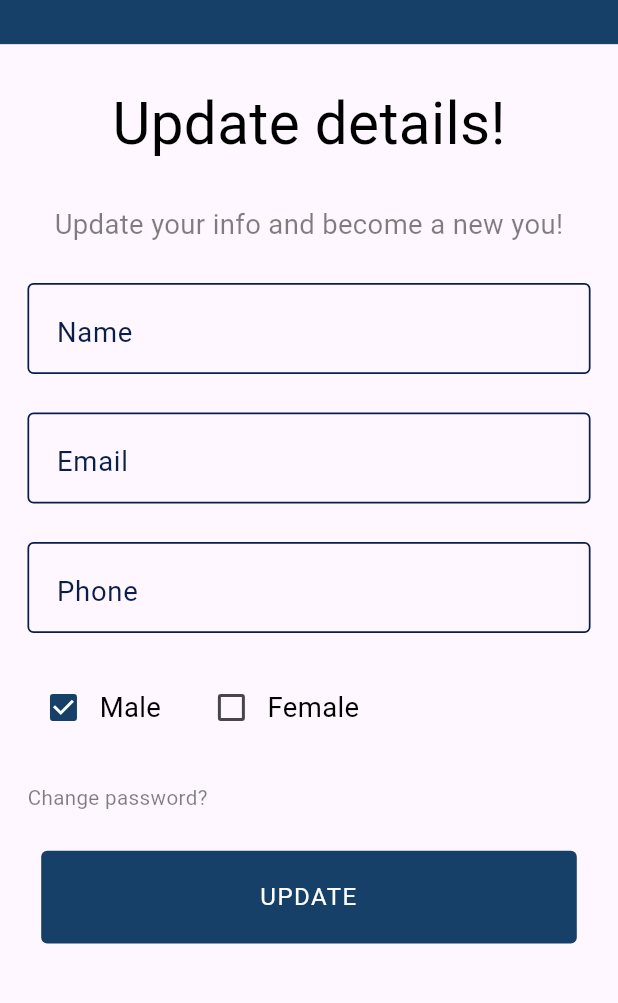
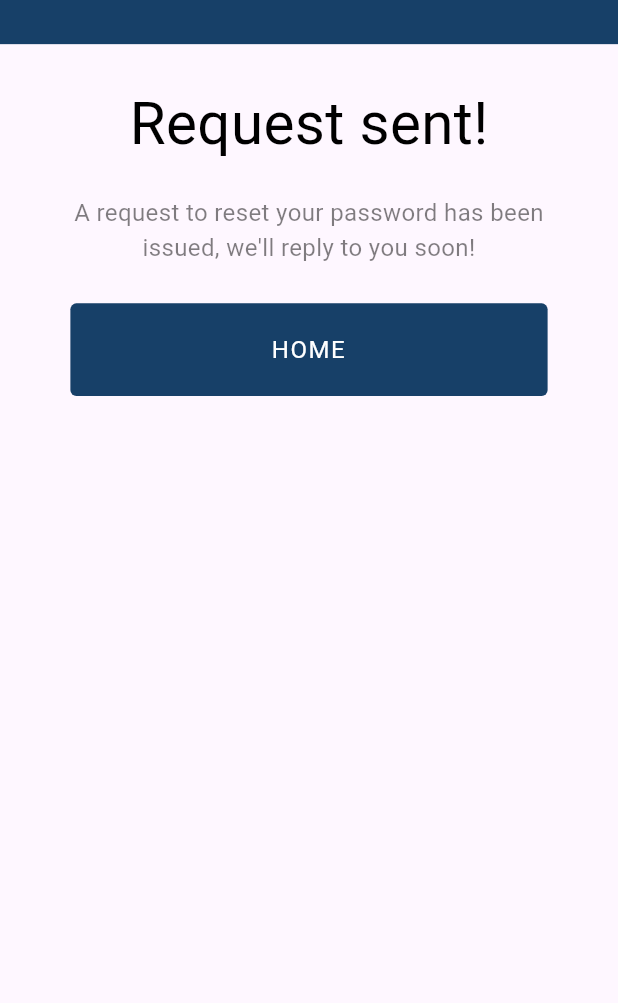
Before and after one commit to ahmedhany20200050/OBA_VCare_App, a Flutter app: the screen it shows after launch, on a phone screen of 412 x 824 dp, the part 64-1067 px from its top. Run offline on Flutter 3.47's test engine with Material 2 defaults, Android fonts, the phone set to English and light mode, and no system bars; our stand-ins replace flutter_bloc, flutter_secure_storage, flutter_svg, google_fonts, shared_preferences; missing offline and left inert: animated_snack_bar.

Commit message:
Profile Change Password screen

```diff
--- /dev/null
+++ b/lib/Features/profile_change_password/presentation/views/profile_change_password.dart
@@ -0,0 +1,73 @@
+import 'package:flutter/material.dart';
+import 'package:untitled/core/app_colors.dart';
+import 'package:untitled/core/app_styles.dart';
+import 'package:untitled/core/utils/size_config.dart';
+import 'package:untitled/core/widgets/custom_app_bar.dart';
+
+class ProfileChangePassword extends StatelessWidget {
+  const ProfileChangePassword({super.key});
+  static String id = "ProfileChangePassword";
+
+  @override
+  Widget build(BuildContext context) {
+    return Scaffold(
+      appBar: const CustomAppBar(),
+      drawer: const Drawer(),
+      body: Padding(
+        padding: EdgeInsets.symmetric(
+          horizontal: 16 * SizeConfig.horizontalBlock,
+          vertical: 20 * SizeConfig.verticalBlock,
+        ),
+        child: Column(
+          crossAxisAlignment: CrossAxisAlignment.center,
+          children: [
+            Padding(
+              padding: EdgeInsets.symmetric(
+                horizontal: 25 * SizeConfig.horizontalBlock,
+              ),
+              child: Column(
+                children: [
+                  Text(
+                    'Request sent!',
+                    style: AppStyles.textStyle34w400roboto,
+                  ),
+                  SizedBox(
+                    height: 15 * SizeConfig.verticalBlock,
+                  ),
+                  Text(
+                    'A request to reset your password has been issued, we\'ll reply to you soon!',
+                    textAlign: TextAlign.center,
+                    style: AppStyles.textStyle34w400roboto.copyWith(
+                      fontSize: 14 * SizeConfig.textRatio,
+                      color: AppColors.colorBlack.withOpacity(0.5),
+                    ),
+                  ),
+                  SizedBox(
+                    height: 20 * SizeConfig.verticalBlock,
+                  ),
+                  SizedBox(
+                    height: 48 * SizeConfig.verticalBlock,
+                    width: 312 * SizeConfig.horizontalBlock,
+                    child: TextButton(
+                      style: TextButton.styleFrom(
+                          backgroundColor: AppColors.primaryColor,
+                          shape: RoundedRectangleBorder(
+                            borderRadius: BorderRadius.circular(4),
+                          )),
+                      onPressed: () {},
+                      child: Text(
+                        "HOME",
+                        textAlign: TextAlign.center,
+                        style: AppStyles.buttonTextStyle,
+                      ),
+                    ),
+                  )
+                ],
+              ),
+            ),
+          ],
+        ),
+      ),
+    );
+  }
+}
--- a/lib/main.dart
+++ b/lib/main.dart
@@ -9,6 +9,7 @@ import 'package:untitled/Features/home/presentation/manager/cubits/bottom_naviga
 import 'package:untitled/Features/home/presentation/views/home_screen.dart';
 
 import 'package:untitled/Features/login/presentation/manger/cubit/login_cubit.dart';
+import 'package:untitled/Features/profile_change_password/presentation/views/profile_change_password.dart';
 // import 'package:untitled/Features/login/presentation/views/login_screen.dart';
 import 'package:untitled/Features/register/presentation/manger/cubit/register_cubit.dart';
 import 'package:untitled/Features/success_state/view/success_screen.dart';
@@ -53,7 +54,7 @@ class MyApp extends StatelessWidget {
           colorScheme: ColorScheme.fromSeed(seedColor: Colors.deepPurple),
           useMaterial3: true,
         ),
-        initialRoute: UserProfileEdit.id,
+        initialRoute: ProfileChangePassword.id,
         routes: {
           LoginScreen.id: (context) => const LoginScreen(),
           RegisterScreen.id: (context) => const RegisterScreen(),
@@ -66,6 +67,7 @@ class MyApp extends StatelessWidget {
           UserProfile.id: (context) => const UserProfile(),
           SuccessStateScreen.id: (context) => const SuccessStateScreen(),
           UserProfileEdit.id: (context) => const UserProfileEdit(),
+          ProfileChangePassword.id: (context) => const ProfileChangePassword(),
         },
       ),
     );
```
